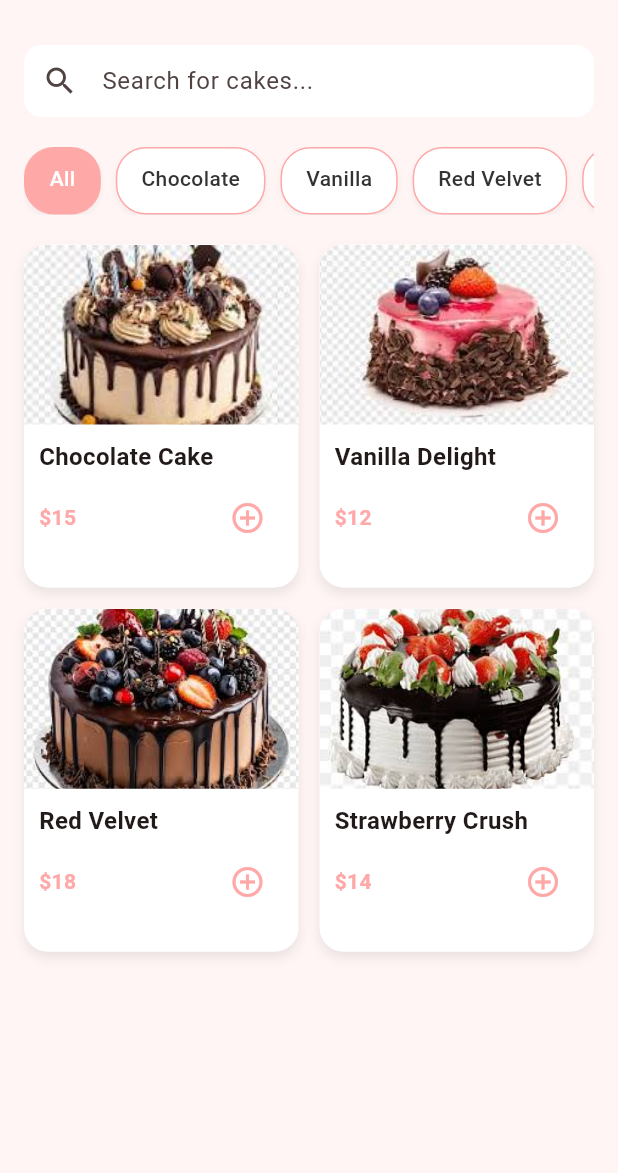
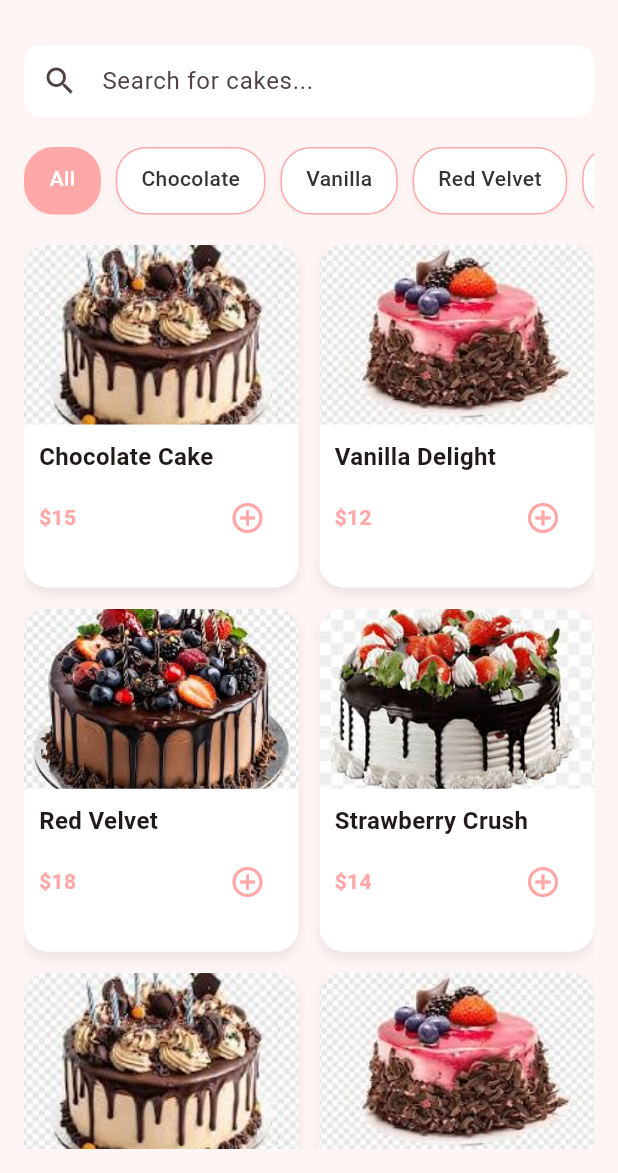
Before and after one commit to ItsAmaan09/cake-house, a Flutter app: the HomeScreen screen opened by its route, on a phone screen of 412 x 824 dp, the part 63-1236 px from its top. Run offline on Flutter 3.47's test engine with Material 3 defaults, Android fonts, the light colour scheme and no system bars; Roboto replaces fonts that are missing (Poppins).

Commit message:
some dummy data

```diff
--- a/lib/features/home/home_screen.dart
+++ b/lib/features/home/home_screen.dart
@@ -23,6 +23,10 @@ class _HomeScreenState extends State<HomeScreen> {
   ];
 
   final List<Map<String, String>> cakes = [
+    {'image': 'assets/cake1.jpg', 'name': 'Chocolate Cake', 'price': '15'},
+    {'image': 'assets/cake2.jpg', 'name': 'Vanilla Delight', 'price': '12'},
+    {'image': 'assets/cake3.jpg', 'name': 'Red Velvet', 'price': '18'},
+    {'image': 'assets/cake4.jpg', 'name': 'Strawberry Crush', 'price': '14'},
     {'image': 'assets/cake1.jpg', 'name': 'Chocolate Cake', 'price': '15'},
     {'image': 'assets/cake2.jpg', 'name': 'Vanilla Delight', 'price': '12'},
     {'image': 'assets/cake3.jpg', 'name': 'Red Velvet', 'price': '18'},
```
